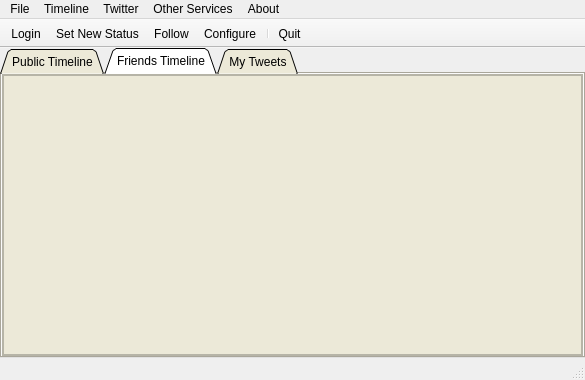
KarenMarkosyan/qttwitter, file Ui/mainWindow.ui: the form before one commit.
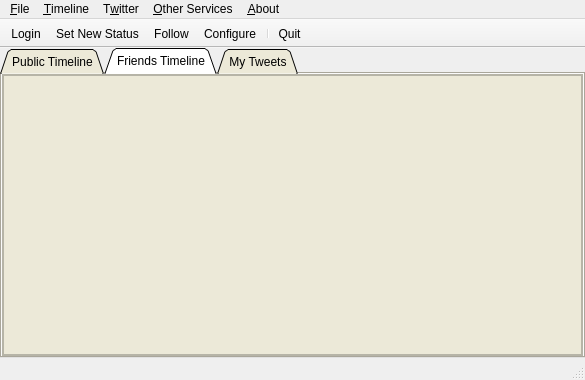
The form after the commit. The open tabs and pages were chosen to show the change. Icons and pictures are not drawn.

Commit message: Change Log: * QMenuBar background color and selected-item-background color * Added Keyboard accessibility to all the menus in the main window * Modified the About Qt Twitter dialog to display the links instead of plain text to the email links and to techfreaks4u.com

```diff
--- a/Ui/mainWindow.ui
+++ b/Ui/mainWindow.ui
@@ -498,7 +498,7 @@
      <x>0</x>
      <y>0</y>
      <width>585</width>
-     <height>21</height>
+     <height>22</height>
     </rect>
    </property>
    <property name="sizePolicy">
@@ -512,7 +512,7 @@
      <bool>true</bool>
     </property>
     <property name="title">
-     <string>File</string>
+     <string>&amp;File</string>
     </property>
     <addaction name="actionLogin"/>
     <addaction name="actionLogout"/>
@@ -526,7 +526,7 @@
      <string>View various Twitter Timelines</string>
     </property>
     <property name="title">
-     <string>Timeline</string>
+     <string>&amp;Timeline</string>
     </property>
     <addaction name="actionPublic"/>
     <addaction name="actionFriends"/>
@@ -534,7 +534,7 @@
    </widget>
    <widget class="QMenu" name="menuAbout">
     <property name="title">
-     <string>About</string>
+     <string>&amp;About</string>
     </property>
     <addaction name="actionIs_It_Working"/>
     <addaction name="actionAbout_Qt_Twitter"/>
@@ -543,7 +543,7 @@
    </widget>
    <widget class="QMenu" name="menuOther_Services">
     <property name="title">
-     <string>Other Services</string>
+     <string>&amp;Other Services</string>
     </property>
     <widget class="QMenu" name="menuSet_FaceBook_Status">
      <property name="title">
@@ -556,7 +556,7 @@
    </widget>
    <widget class="QMenu" name="menuTwitter">
     <property name="title">
-     <string>Twitter</string>
+     <string>T&amp;witter</string>
     </property>
     <addaction name="actionSet_New_Status"/>
     <addaction name="actionFollow"/>
```
Left out of the diff: 56 changed lines with no effect on the pictures. The commit also changes 4 other files.
